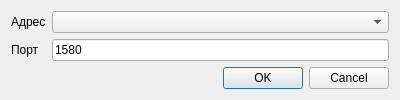
Before: the Qt Designer form qrobot/net_config_dialog.ui in mashka-kashka/robot, drawn with Qt 5.
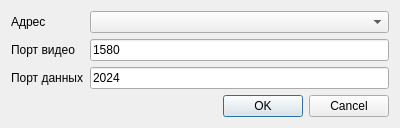
After: the same form once the commit is applied.

Diff of the .ui file:
```diff
--- a/qrobot/net_config_dialog.ui
+++ b/qrobot/net_config_dialog.ui
@@ -32,14 +32,14 @@
      <item row="1" column="0">
       <widget class="QLabel" name="label_2">
        <property name="text">
-        <string>Порт</string>
+        <string>Порт видео</string>
        </property>
       </widget>
      </item>
      <item row="1" column="1">
       <widget class="QLineEdit" name="lePort">
        <property name="inputMask">
-        <string>d9999</string>
+        <string>d999</string>
        </property>
        <property name="text">
         <string>1580</string>
@@ -48,7 +48,27 @@
         <number>5</number>
        </property>
        <property name="placeholderText">
-        <string>Номер порта для подключения</string>
+        <string>Номер порта для передачи видео</string>
+       </property>
+      </widget>
+     </item>
+     <item row="2" column="0">
+      <widget class="QLabel" name="label_3">
+       <property name="text">
+        <string>Порт данных</string>
+       </property>
+      </widget>
+     </item>
+     <item row="2" column="1">
+      <widget class="QLineEdit" name="leDataPort">
+       <property name="inputMask">
+        <string>d999</string>
+       </property>
+       <property name="text">
+        <string>2024</string>
+       </property>
+       <property name="placeholderText">
+        <string>Номер порта для передачи данных</string>
        </property>
       </widget>
      </item>
```
Left out of the diff: 4 changed lines with no effect on the pictures.
